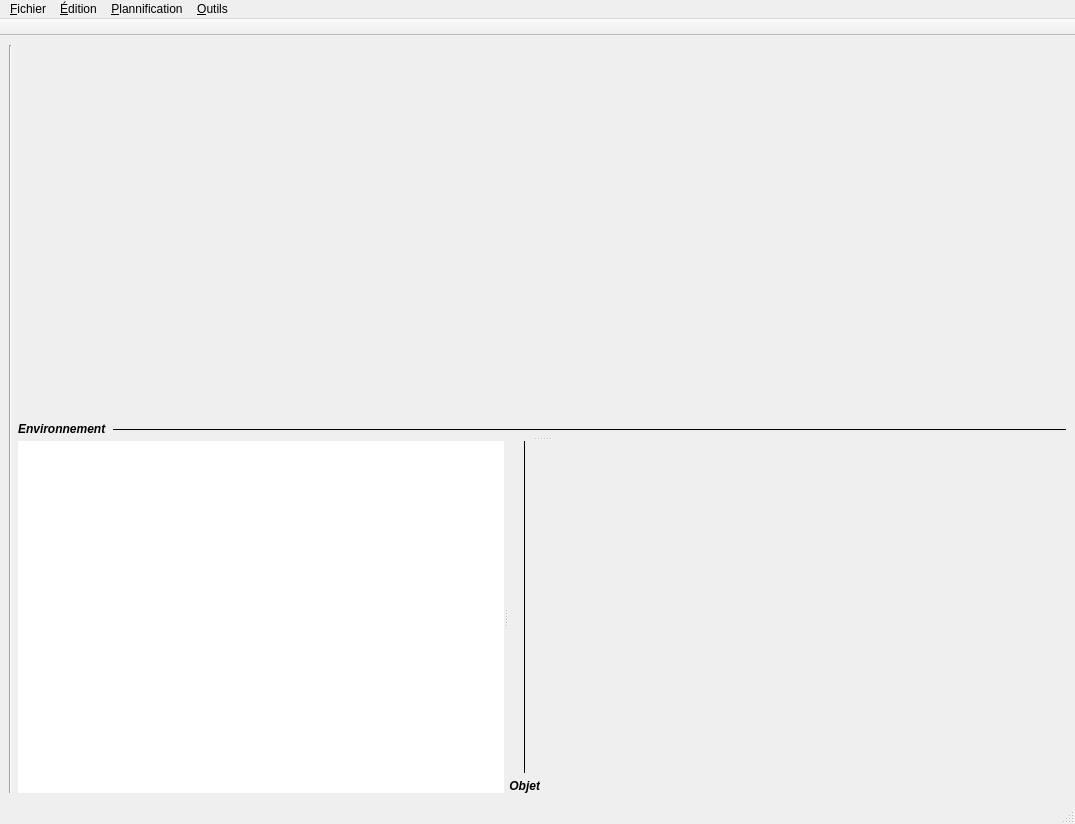
The window that planification.ui (JosephdeVilmarest/planification2D) describes before a commit, drawn with Qt 5.
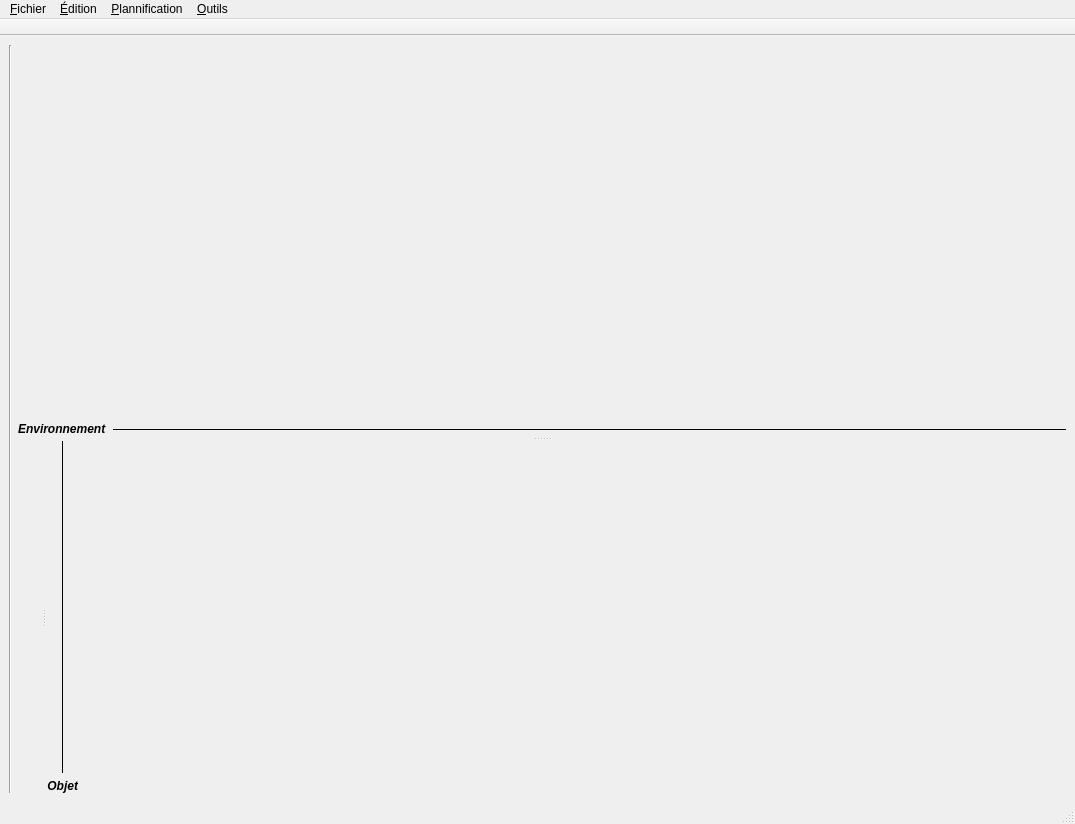
The same window after the commit. Icons and pictures are not drawn.

The edit to the form file:
```diff
--- a/planification.ui
+++ b/planification.ui
@@ -118,16 +118,14 @@
        <widget class="QWidget" name="widget" native="true">
         <layout class="QGridLayout" name="gridLayout">
          <item row="0" column="0">
-          <widget class="QTextEdit" name="textEdit">
-           <property name="font">
-            <font>
-             <family>Monospace</family>
-            </font>
+          <widget class="QLabel" name="messages">
+           <property name="text">
+            <string/>
            </property>
-           <property name="frameShape">
-            <enum>QFrame::NoFrame</enum>
+           <property name="alignment">
+            <set>Qt::AlignBottom|Qt::AlignLeading|Qt::AlignLeft</set>
            </property>
-           <property name="readOnly">
+           <property name="wordWrap">
             <bool>true</bool>
            </property>
           </widget>
```
Left out of the diff: 1 changed line with no effect on the pictures.
